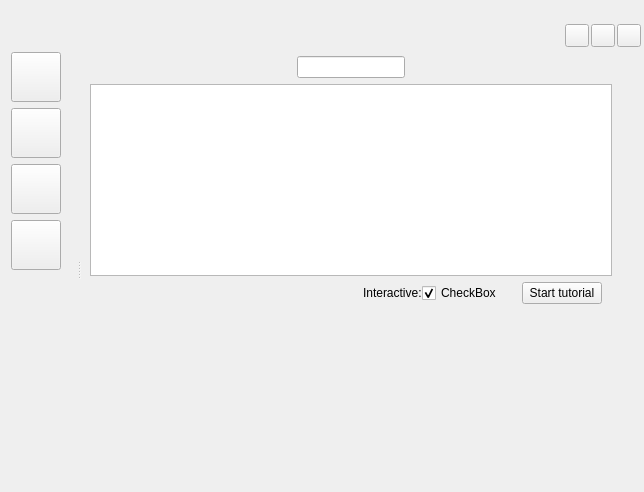
Old version of the form ui/home_view.ui in the repository zkovari/plotlyst.
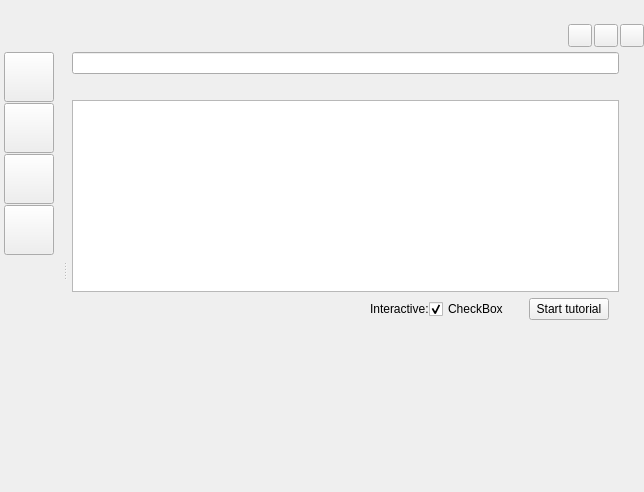
New version of the form. The open tabs and pages were chosen to show the change. Custom widgets are drawn as their Qt base class.

What changed in the file:
```diff
--- a/ui/home_view.ui
+++ b/ui/home_view.ui
@@ -18,16 +18,16 @@
     <number>0</number>
    </property>
    <property name="leftMargin">
-    <number>2</number>
+    <number>0</number>
    </property>
    <property name="topMargin">
     <number>0</number>
    </property>
    <property name="rightMargin">
-    <number>3</number>
+    <number>0</number>
    </property>
    <property name="bottomMargin">
-    <number>2</number>
+    <number>0</number>
    </property>
    <item>
     <widget class="QWidget" name="wdgTop" native="true">
@@ -121,9 +121,18 @@
         <bool>true</bool>
        </property>
        <layout class="QVBoxLayout" name="verticalLayout_3">
+        <property name="spacing">
+         <number>1</number>
+        </property>
+        <property name="leftMargin">
+         <number>4</number>
+        </property>
         <property name="topMargin">
          <number>5</number>
         </property>
+        <property name="rightMargin">
+         <number>2</number>
+        </property>
         <item>
          <widget class="QToolButton" name="btnLibrary">
           <property name="minimumSize">
@@ -885,6 +894,9 @@
            <property name="orientation">
             <enum>Qt::Horizontal</enum>
            </property>
+           <property name="childrenCollapsible">
+            <bool>false</bool>
+           </property>
            <widget class="QWidget" name="wdgTutorialsParent" native="true">
             <property name="bg" stdset="0">
              <bool>true</bool>
@@ -919,16 +931,41 @@
               <bool>true</bool>
              </property>
              <layout class="QVBoxLayout" name="verticalLayout_14">
-              <item alignment="Qt::AlignHCenter">
+              <property name="leftMargin">
+               <number>5</number>
+              </property>
+              <property name="topMargin">
+               <number>5</number>
+              </property>
+              <property name="rightMargin">
+               <number>5</number>
+              </property>
+              <property name="bottomMargin">
+               <number>5</number>
+              </property>
+              <item>
                <widget class="QLineEdit" name="lineTutorialTitle">
+                <property name="alignment">
+                 <set>Qt::AlignCenter</set>
+                </property>
                 <property name="readOnly">
                  <bool>true</bool>
                 </property>
-                <property name="transparent" stdset="0">
-                 <bool>true</bool>
-                </property>
                </widget>
               </item>
+              <item>
+               <spacer name="horizontalSpacer_12">
+                <property name="orientation">
+                 <enum>Qt::Horizontal</enum>
+                </property>
+                <property name="sizeHint" stdset="0">
+                 <size>
+                  <width>40</width>
+                  <height>20</height>
+                 </size>
+                </property>
+               </spacer>
+              </item>
               <item>
                <widget class="QTextBrowser" name="textTutorial"/>
               </item>
```
